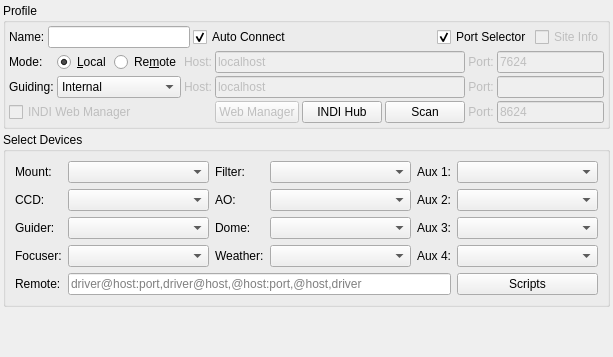
First picture: the form in kstars/ekos/profileeditor.ui, repository KDE/kstars, before the edit.
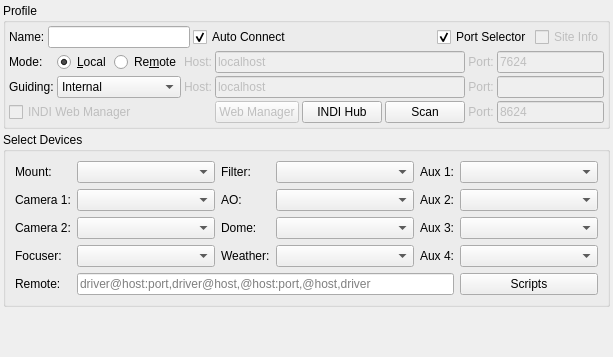
Second picture: the form after the edit. Icons and pictures are not drawn.

Commit message: Change camera selection to camera 1 and 2 since it makes more sense to specify those with optical trains

```diff
--- a/kstars/ekos/profileeditor.ui
+++ b/kstars/ekos/profileeditor.ui
@@ -457,7 +457,7 @@
       <item row="2" column="0">
        <widget class="QLabel" name="label_8">
         <property name="text">
-         <string>Guider:</string>
+         <string>Camera 2:</string>
         </property>
        </widget>
       </item>
@@ -618,7 +618,7 @@
       <item row="1" column="0">
        <widget class="QLabel" name="label_7">
         <property name="text">
-         <string>CCD:</string>
+         <string>Camera 1:</string>
         </property>
        </widget>
       </item>
```
